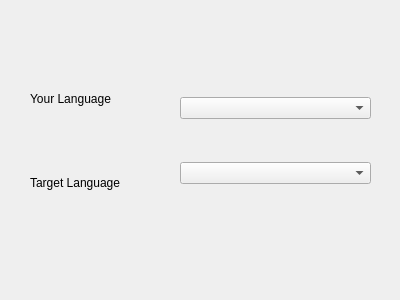
The window that Thesaurus/Windows/lang_selection_window.ui (Euclidis/Thesaurus) describes before a commit, drawn with Qt 5.
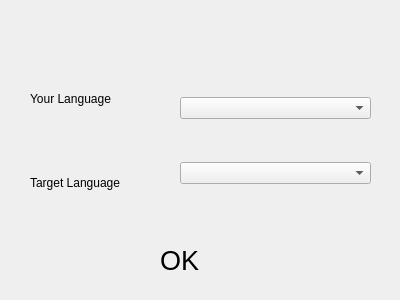
The same window after the commit. Custom widgets are drawn as their Qt base class.

Commit message: lang_selection

Diff of the .ui file:
```diff
--- a/Thesaurus/Windows/lang_selection_window.ui
+++ b/Thesaurus/Windows/lang_selection_window.ui
@@ -57,7 +57,36 @@
     </item>
    </layout>
   </widget>
+  <widget class="Label" name="label_3">
+   <property name="geometry">
+    <rect>
+     <x>160</x>
+     <y>240</y>
+     <width>71</width>
+     <height>41</height>
+    </rect>
+   </property>
+   <property name="font">
+    <font>
+     <pointsize>20</pointsize>
+    </font>
+   </property>
+   <property name="text">
+    <string>OK</string>
+   </property>
+  </widget>
  </widget>
+ <customwidgets>
+  <customwidget>
+   <class>Label</class>
+   <extends>QLabel</extends>
+   <slots>
+    <signal>clicked()</signal>
+    <signal>MouseEnter()</signal>
+    <signal>MouseLeave()</signal>
+   </slots>
+  </customwidget>
+ </customwidgets>
  <resources/>
  <connections/>
 </ui>
```
The commit also changes 6 other files.
